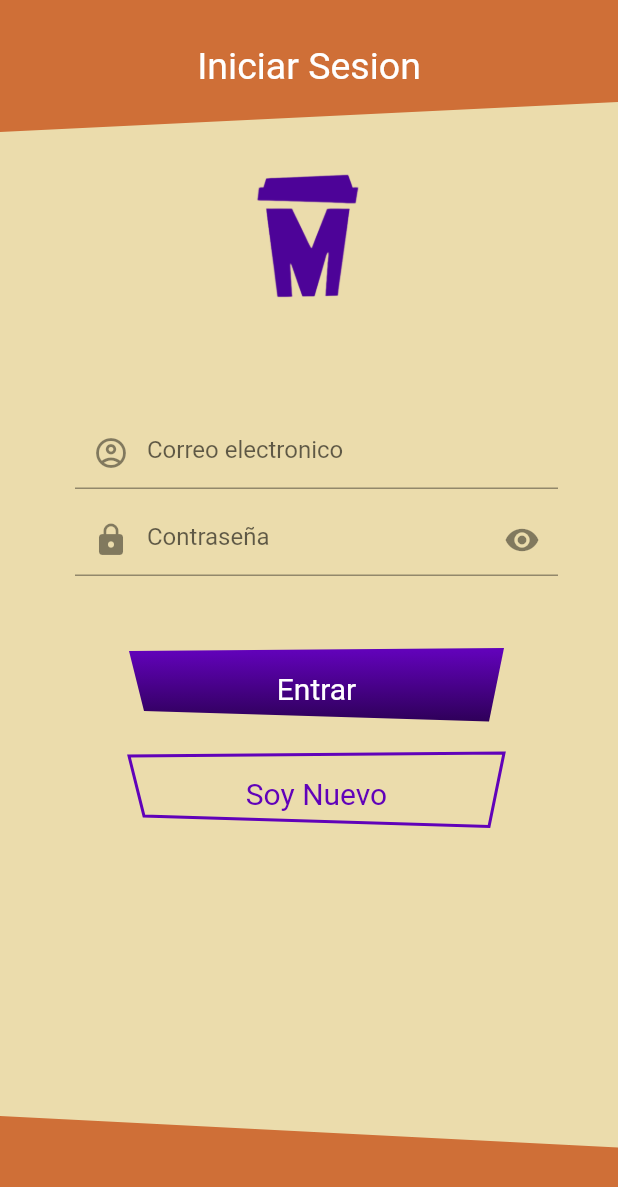
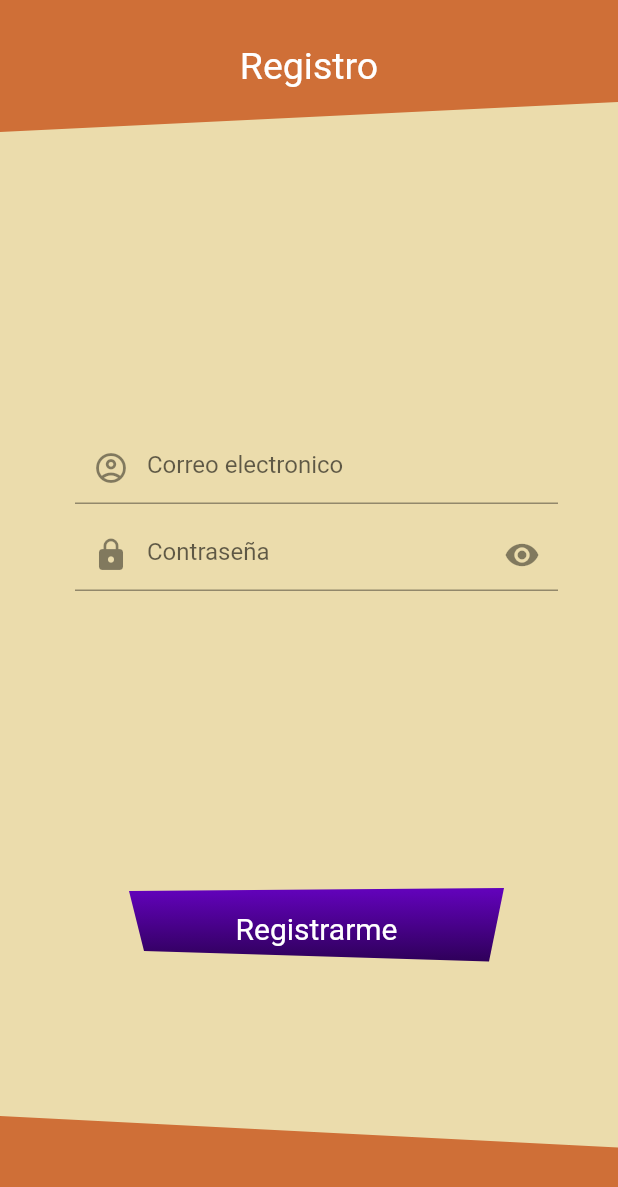
Before and after one commit to CoffeemondoApp/Coffeemondo-FlutterV1.0.0, a Flutter app: the Login screen opened directly, after a tap on "Soy Nuevo", on a phone screen of 412 x 824 dp. Shown: the top 1187 px of the screen. Run offline on Flutter 3.47's test engine with Material 2 defaults, Android fonts, the phone set to English and light mode, and no system bars; our stand-ins replace firebase_core; accounts and stored records are empty.

Commit message:
Arreglo detalles y creacion de registro.dart

```diff
--- a/lib/Registro.dart
+++ b/lib/Registro.dart
@@ -0,0 +1,207 @@
+import 'package:flutter/material.dart';
+import 'package:coffeemondo/iconos.dart';
+
+class Registro extends StatefulWidget {
+  @override
+  RegistroApp createState() => RegistroApp();
+}
+
+class RegistroApp extends State<Registro> {
+  @override
+  bool _obscureText = true;
+  bool obs = true;
+  Widget build(BuildContext context) {
+    return Scaffold(
+      backgroundColor: Color(0xffffebdcac),
+      appBar: AppBarcustom(),
+      body: SingleChildScrollView(
+        child: Column(
+          children: [
+            Padding(
+                padding: EdgeInsets.only(left: 50, top: 200, right: 40),
+                child: TextField(
+                    decoration: InputDecoration(
+                        prefixIcon: Icon(Icons.account_circle_outlined),
+                        hintText: 'Correo electronico'))),
+            Padding(
+                padding: EdgeInsets.only(left: 50, top: 10, right: 40),
+                child: TextField(
+                  decoration: InputDecoration(
+                      prefixIcon: Icon(Icons.lock),
+                      suffixIcon: IconButton(
+                        icon: Icon(Icons.remove_red_eye),
+                        onPressed: () {
+                          setState(() {
+                            _obscureText = !_obscureText;
+                            obs == true ? obs = true : obs = false;
+                          });
+                        },
+                      ),
+                      hintText: 'Contraseña'),
+                  obscureText: _obscureText,
+                )),
+            Padding(
+              padding: EdgeInsets.only(left: 20, top: 200, right: 10),
+              child: CustomButton1(),
+            ),
+          ],
+        ),
+      ),
+      bottomNavigationBar: CustomBottomBar(),
+    );
+  }
+}
+
+//APPBAR CUSTOM
+
+class AppBarcustom extends StatelessWidget implements PreferredSizeWidget {
+  @override
+  Widget build(BuildContext context) {
+    return Container(
+      width: MediaQuery.of(context).size.width,
+      height: 88.0,
+      child: ClipPath(
+        clipper: BackgroundAppBar(),
+        child: Container(
+          width: MediaQuery.of(context).size.width,
+          height: 100,
+          decoration: const BoxDecoration(
+            gradient: LinearGradient(colors: [
+              Color.fromARGB(255, 207, 111, 55),
+              Color.fromARGB(255, 207, 111, 55)
+            ]),
+          ),
+          child: Center(
+            child: Text(
+              'Registro',
+              style: TextStyle(
+                color: Colors.white,
+                fontSize: 25,
+              ),
+            ),
+          ),
+        ),
+      ),
+    );
+  }
+
+  @override
+  Size get preferredSize => Size.fromHeight(88.0);
+}
+
+class BackgroundAppBar extends CustomClipper<Path> {
+  @override
+  Path getClip(Size size) {
+    var path = Path();
+    path.lineTo(0.0, size.height);
+
+    path.lineTo(size.width, size.height - 20);
+    path.lineTo(size.width, 0.0);
+    return path;
+  }
+
+  @override
+  bool shouldReclip(BackgroundAppBar oldClipper) => oldClipper != this;
+}
+
+//APPBAR CUSTOM
+
+//BOTTOMBAR CUSTOM
+
+class CustomBottomBar extends StatelessWidget {
+  @override
+  Widget build(BuildContext context) {
+    return Container(
+      height: 80.0,
+      width: double.infinity,
+      child: ClipPath(
+        clipper: BackgroundBottomBar(),
+        child: Container(
+          color: Color.fromARGB(255, 207, 111, 55),
+        ),
+      ),
+    );
+  }
+}
+
+class BackgroundBottomBar extends CustomClipper<Path> {
+  @override
+  Path getClip(Size size) {
+    final path = Path();
+    path.lineTo(0.0, size.height);
+    path.lineTo(size.width, size.height);
+    path.lineTo(size.width, 0);
+    path.lineTo(size.width, size.height - 59);
+    path.close();
+    return path;
+  }
+
+  @override
+  bool shouldReclip(CustomClipper<Path> oldClipper) {
+    return false;
+  }
+}
+
+//BOTTOMBAR CUSTOM
+
+//BOTON CUSTOM
+
+class CustomButton1 extends StatelessWidget {
+  @override
+  Widget build(BuildContext context) {
+    return Container(
+      child: Container(
+        width: 250,
+        height: 50,
+        child: CustomPaint(
+          painter: BackgroundButton1(),
+          child: InkWell(
+            onTap: () {},
+            child: Center(
+              child: Text(
+                'Registrarme',
+                style: TextStyle(
+                  color: Colors.white,
+                  fontSize: 20,
+                ),
+              ),
+            ),
+          ),
+        ),
+      ),
+    );
+  }
+}
+
+class BackgroundButton1 extends CustomPainter {
+  @override
+  void paint(Canvas canvas, Size size) {
+    Color color1 = Color.fromARGB(255, 97, 2, 185);
+    Color color2 = Color.fromARGB(255, 43, 0, 83);
+
+    final LinearGradient gradient = LinearGradient(
+        begin: Alignment.topCenter,
+        end: Alignment.bottomCenter,
+        colors: [color1, color2]);
+
+    final paint = Paint()
+      ..shader =
+          gradient.createShader(Rect.fromLTWH(0, 0, size.width, size.height));
+
+    var path = Path();
+    path.lineTo(size.width - 240, size.height - 10);
+    path.lineTo(size.width - 10, size.height - 3);
+    path.lineTo(size.width, size.height - 52);
+
+    path.close();
+
+    canvas.drawPath(path, paint);
+  }
+
+  @override
+  bool shouldRepaint(CustomPainter oldDelegate) {
+    return false;
+  }
+}
+
+//BOTON CUSTOM
--- a/lib/login.dart
+++ b/lib/login.dart
@@ -1,3 +1,4 @@
+import 'package:coffeemondo/Registro.dart';
 import 'package:flutter/material.dart';
 import 'package:coffeemondo/iconos.dart';
 
@@ -39,19 +40,26 @@ class LoginApp extends State<Login> {
                       icon: Icon(Icons.remove_red_eye),
                       onPressed: () {
                         setState(() {
+                          _obscureText = !_obscureText;
                           obs == true ? obs = true : obs = false;
                         });
                       },
                     ),
-                      hintText: 'Contraseña'))),
+                    hintText: 'Contraseña'),
+                obscureText: _obscureText,
+              )),
           Padding(
             padding: EdgeInsets.only(left: 20, top: 50, right: 10),
             child: CustomButton1(),
           ),
           Padding(
             padding: EdgeInsets.only(left: 20, top: 20, right: 10),
+            child: CustomButtongoogle(),
+          ),
+          Padding(
+            padding: EdgeInsets.only(left: 20, top: 100, right: 10),
             child: CustomButton2(),
-          )
+          ),
         ]),
       ),
       bottomNavigationBar: CustomBottomBar(),
@@ -204,6 +212,86 @@ class BackgroundButton1 extends CustomPainter {
   }
 }
 
+//BUTTON CUSTOM GOOGLE
+
+class CustomButtongoogle extends StatelessWidget {
+  @override
+  Widget build(BuildContext context) {
+    return Container(
+      child: Container(
+        width: 250,
+        height: 50,
+        child: CustomPaint(
+          painter: BackgroundButtongoogle(),
+          child: InkWell(
+            onTap: () {
+              Navigator.push(
+                  context, MaterialPageRoute(builder: (_) => Registro()));
+            },
+            child: Center(
+              child: Row(
+                mainAxisAlignment: MainAxisAlignment.center,
+                children: [
+                  Container(
+                      width: 15,
+                      height: 12,
+                      child: Image.asset('assets/google.png')),
+                  SizedBox(width: 10), // Spacer
+                  Text(
+                    'Iniciar Sesion con Google',
+                    style: TextStyle(
+                      color: Color.fromARGB(255, 97, 2, 185),
+                      fontSize: 16,
+                    ),
+                  ),
+                ],
+              ),
+            ),
+          ),
+        ),
+      ),
+    );
+  }
+}
+
+class BackgroundButtongoogle extends CustomPainter {
+  @override
+  void paint(Canvas canvas, Size size) {
+    Color color1 = Color.fromARGB(197, 219, 219, 219);
+
+    final LinearGradient gradient = LinearGradient(
+        begin: Alignment.topCenter,
+        end: Alignment.bottomCenter,
+        colors: [color1, color1]);
+
+    final paint = Paint()
+      ..shader =
+          gradient.createShader(Rect.fromLTWH(0, 0, size.width, size.height));
+
+    var path = Path();
+    path.lineTo(size.width - 240, size.height - 10);
+    path.lineTo(size.width - 10, size.height - 3);
+    path.lineTo(size.width, size.height - 52);
+
+    path.close();
+
+    canvas.drawPath(path, paint);
+
+    final borderPaint = Paint()
+      ..color = Colors.black
+      ..strokeWidth = 1
+      ..style = PaintingStyle.stroke;
+    canvas.drawPath(path, borderPaint);
+  }
+
+  @override
+  bool shouldRepaint(CustomPainter oldDelegate) {
+    return false;
+  }
+}
+
+//BUTTON CUSTOM GOOGLE
+
 class CustomButton2 extends StatelessWidget {
   @override
   Widget build(BuildContext context) {
@@ -216,7 +304,7 @@ class CustomButton2 extends StatelessWidget {
           child: InkWell(
             onTap: () {
               Navigator.push(
-                  context, MaterialPageRoute(builder: (_) => Login()));
+                  context, MaterialPageRoute(builder: (_) => Registro()));
             },
             child: Center(
               child: Text(
--- a/pubspec.yaml
+++ b/pubspec.yaml
@@ -29,6 +29,7 @@ environment:
 # the latest version available on pub.dev. To see which dependencies have newer
 # versions available, run `flutter pub outdated`.
 dependencies:
+
   flutter:
     sdk: flutter
 
```
Also changed, not shown: assets/google.png (added). Lines whose indentation alone changed are shown as unchanged.
